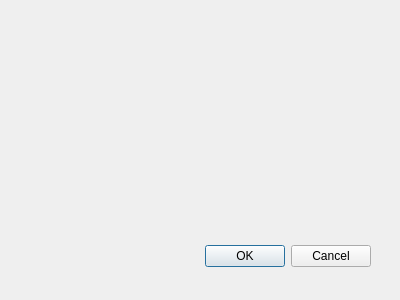
The window that measuringinterface.ui (JustasBart/DigitalInspectionAndMeasurement) describes before a commit, drawn with Qt 5.
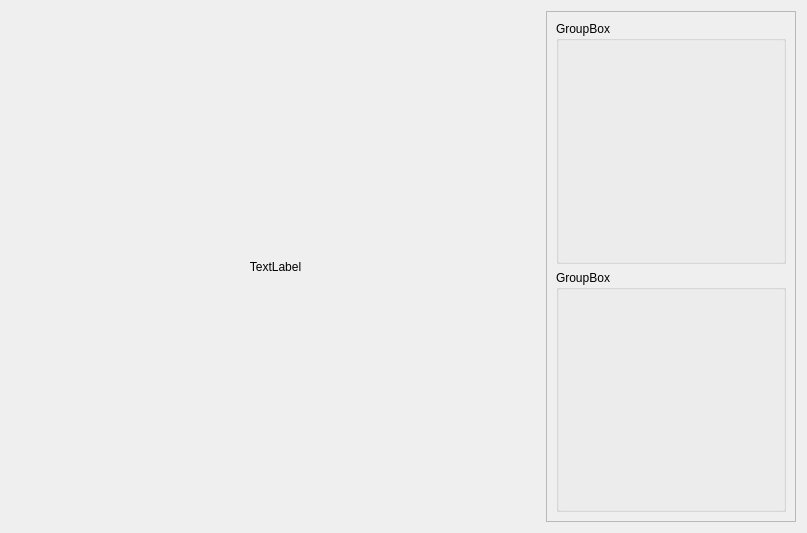
The same window after the commit.

Patch:
```diff
--- a/measuringinterface.ui
+++ b/measuringinterface.ui
@@ -8,29 +8,78 @@
    <rect>
     <x>0</x>
     <y>0</y>
-    <width>400</width>
-    <height>300</height>
+    <width>807</width>
+    <height>533</height>
    </rect>
   </property>
+  <property name="maximumSize">
+   <size>
+    <width>16777215</width>
+    <height>16777215</height>
+   </size>
+  </property>
   <property name="windowTitle">
    <string>Dialog</string>
   </property>
-  <widget class="QDialogButtonBox" name="buttonBox">
-   <property name="geometry">
-    <rect>
-     <x>30</x>
-     <y>240</y>
-     <width>341</width>
-     <height>32</height>
-    </rect>
-   </property>
-   <property name="orientation">
-    <enum>Qt::Horizontal</enum>
-   </property>
-   <property name="standardButtons">
-    <set>QDialogButtonBox::Cancel|QDialogButtonBox::Ok</set>
-   </property>
-  </widget>
+  <layout class="QGridLayout" name="gridLayout">
+   <item row="0" column="0">
+    <widget class="QLabel" name="frameLabel">
+     <property name="maximumSize">
+      <size>
+       <width>1700</width>
+       <height>900</height>
+      </size>
+     </property>
+     <property name="text">
+      <string>TextLabel</string>
+     </property>
+     <property name="scaledContents">
+      <bool>true</bool>
+     </property>
+     <property name="alignment">
+      <set>Qt::AlignCenter</set>
+     </property>
+    </widget>
+   </item>
+   <item row="0" column="1">
+    <widget class="QFrame" name="sideFrame">
+     <property name="minimumSize">
+      <size>
+       <width>250</width>
+       <height>0</height>
+      </size>
+     </property>
+     <property name="maximumSize">
+      <size>
+       <width>250</width>
+       <height>16777215</height>
+      </size>
+     </property>
+     <property name="frameShape">
+      <enum>QFrame::StyledPanel</enum>
+     </property>
+     <property name="frameShadow">
+      <enum>QFrame::Raised</enum>
+     </property>
+     <layout class="QGridLayout" name="gridLayout_2">
+      <item row="0" column="0">
+       <widget class="QGroupBox" name="groupBox">
+        <property name="title">
+         <string>GroupBox</string>
+        </property>
+       </widget>
+      </item>
+      <item row="1" column="0">
+       <widget class="QGroupBox" name="groupBox_2">
+        <property name="title">
+         <string>GroupBox</string>
+        </property>
+       </widget>
+      </item>
+     </layout>
+    </widget>
+   </item>
+  </layout>
  </widget>
  <pixmapfunction/>
  <resources/>
```
Left out of the diff: 42 changed lines with no effect on the pictures.
